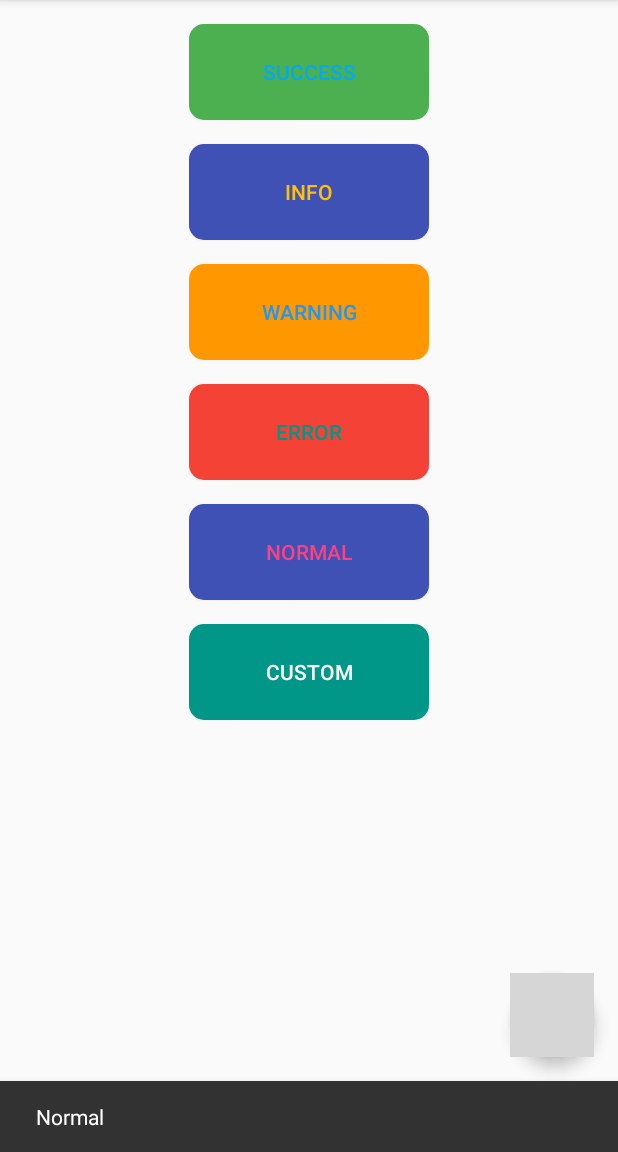
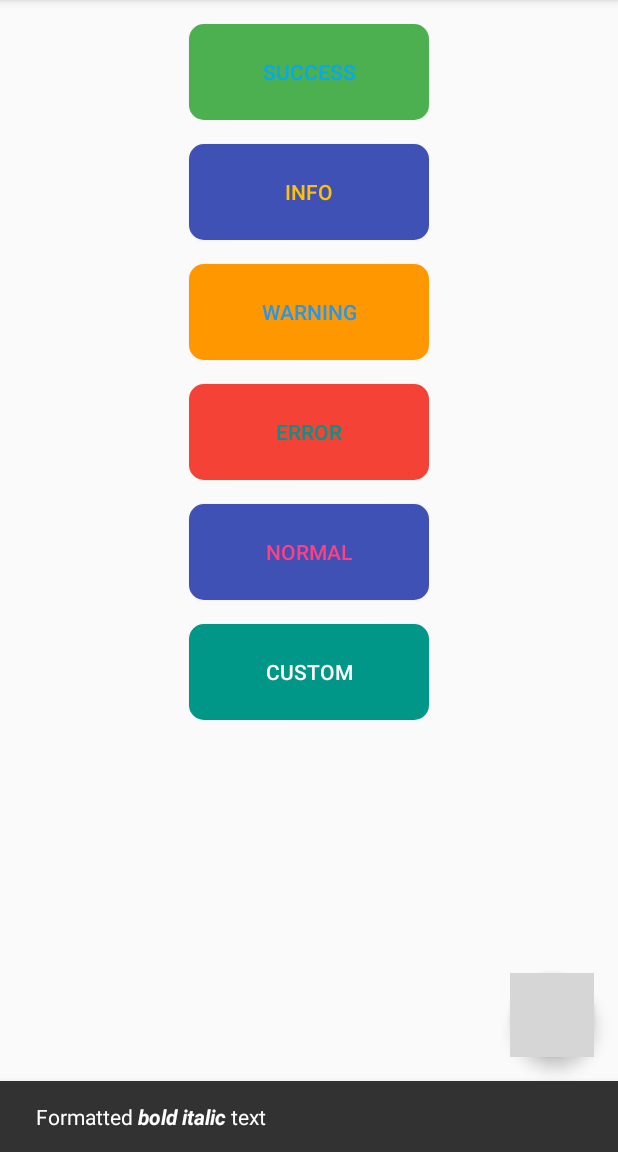
Before and after one commit to TonnyL/Light, an Android app: the screen it shows after launch (MainActivity), after a tap on "NORMAL", on a phone screen of 412 x 824 dp, the part 84-1236 px from its top. Run offline under Robolectric (Android 15) with nearby library versions, the phone set to English and light mode, and no system bars; 2 other taps on this screen came first; grey boxes are pictures that could not be loaded.

Commit message:
Initial commit

```diff
--- a/app/src/main/java/io/github/tonnyl/sample/MainActivity.java
+++ b/app/src/main/java/io/github/tonnyl/sample/MainActivity.java
@@ -4,12 +4,17 @@ import android.os.Bundle;
 import android.support.design.widget.FloatingActionButton;
 import android.support.v7.app.AppCompatActivity;
 import android.support.v7.widget.Toolbar;
+import android.text.Spannable;
+import android.text.SpannableStringBuilder;
+import android.text.style.StyleSpan;
 import android.view.Menu;
 import android.view.MenuItem;
 import android.view.View;
 import android.widget.Toast;
 
 import io.github.tonnyl.light.Light;
+
+import static android.graphics.Typeface.BOLD_ITALIC;
 
 public class MainActivity extends AppCompatActivity {
 
@@ -60,7 +65,14 @@ public class MainActivity extends AppCompatActivity {
         findViewById(R.id.button_normal).setOnClickListener(new View.OnClickListener() {
             @Override
             public void onClick(View v) {
-                Light.make(fab, "Normal", Light.TYPE_NORMAL, Light.LENGTH_SHORT).show();
+                String prefix = "Formatted ";
+                String highlight = "bold italic";
+                String suffix = " text";
+                SpannableStringBuilder ssb = new SpannableStringBuilder(prefix).append(highlight).append(suffix);
+                int prefixLen = prefix.length();
+                ssb.setSpan(new StyleSpan(BOLD_ITALIC),
+                        prefixLen, prefixLen + highlight.length(), Spannable.SPAN_EXCLUSIVE_EXCLUSIVE);
+                Light.make(fab, ssb, Light.TYPE_NORMAL, Light.LENGTH_SHORT).show();
             }
         });
 
```
Also changed, not shown: 8 other files.
